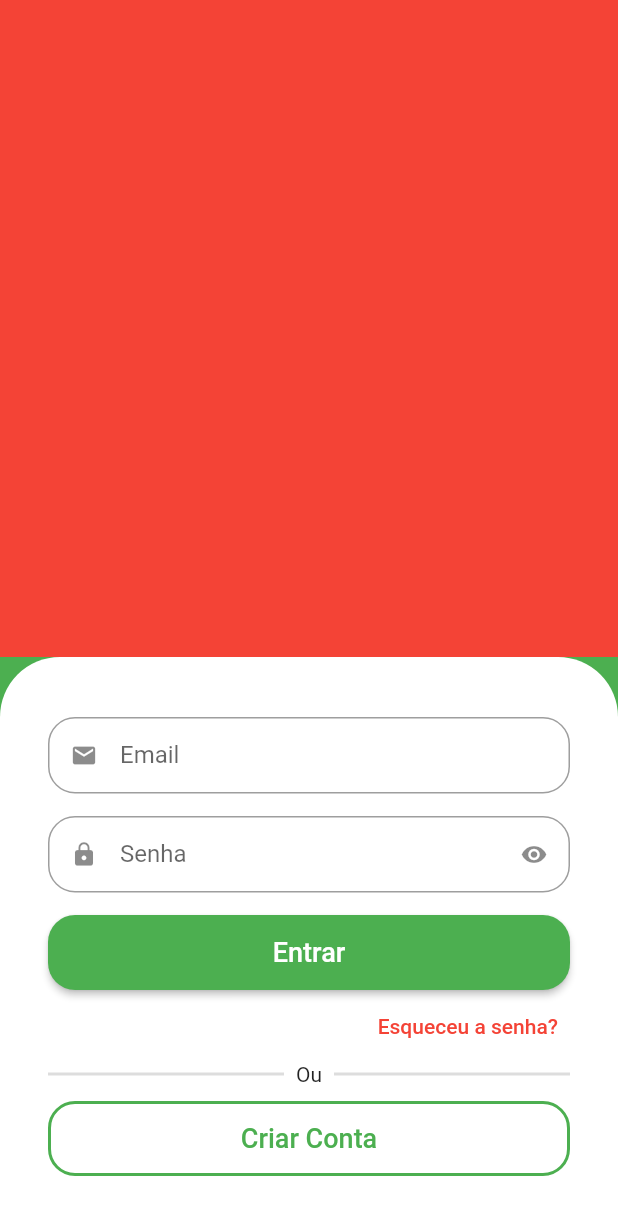
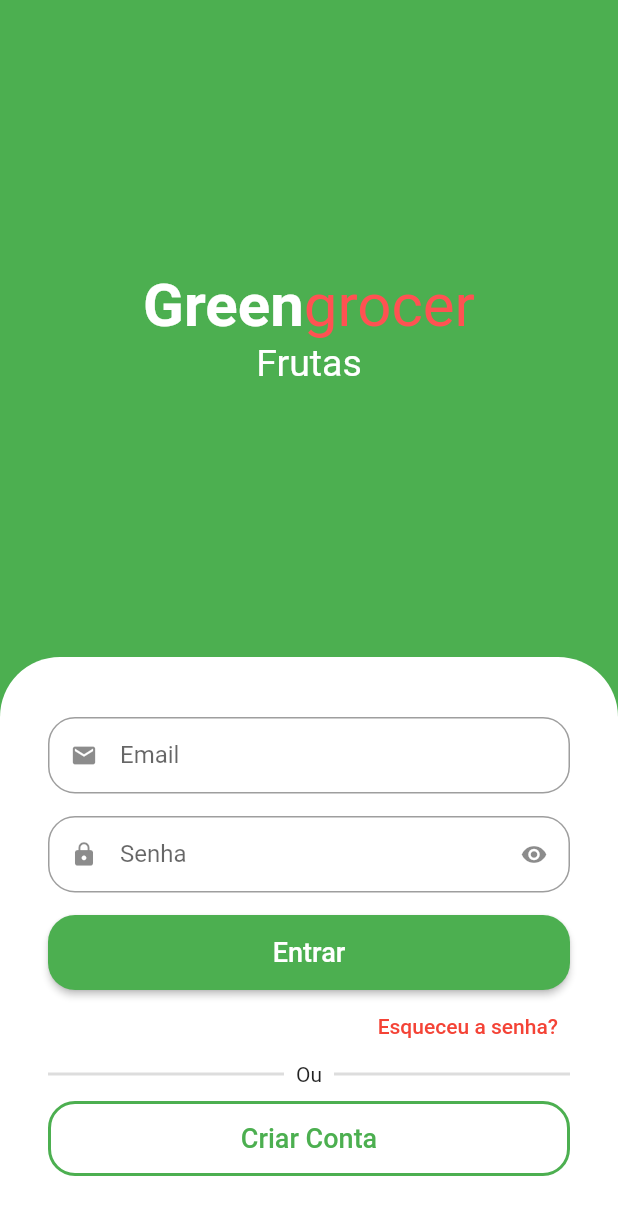
Before and after one commit to eduardotsilva/app_verdureiro, a Flutter app: the screen it shows after launch, on a phone screen of 412 x 824 dp. Shown: the top 1215 px of the screen. Run offline on Flutter 3.47's test engine with Material 2 defaults, Android fonts, the phone set to English and light mode, and no system bars; drawn by our look-alikes of animated_text_kit.

Commit message:
Adicionando o nome do app e animação das categorias

```diff
--- a/lib/src/auth/sign_in_screen.dart
+++ b/lib/src/auth/sign_in_screen.dart
@@ -1,3 +1,4 @@
+import 'package:animated_text_kit/animated_text_kit.dart';
 import 'package:flutter/material.dart';
 import 'package:verdureiro/src/auth/components/custom_text_field.dart';
 
@@ -11,12 +12,51 @@ class SignInScreen extends StatelessWidget {
       body: Column(
         children: [
           Expanded(
-            child: Container(
-              decoration: const BoxDecoration(
-                color: Colors.red,
-              ),
+            child: Column(
+              mainAxisAlignment: MainAxisAlignment.center,
+              children: [
+                //Nome do app
+                const Text.rich(
+                  TextSpan(
+                    style: TextStyle(
+                      fontSize: 40,
+                    ),
+                    children: [
+                      TextSpan(
+                        text: 'Green',
+                        style: TextStyle(
+                            color: Colors.white, fontWeight: FontWeight.bold),
+                      ),
+                      TextSpan(
+                        text: 'grocer',
+                        style: TextStyle(color: Colors.redAccent),
+                      ),
+                    ],
+                  ),
+                ),
+
+                //Categorias abaixo nome do app
+                SizedBox(
+                  height: 30,
+                  child: DefaultTextStyle(
+                    style: const TextStyle(fontSize: 25),
+                    child: AnimatedTextKit(
+                      pause: Duration.zero,
+                      repeatForever: true,
+                      animatedTexts: [
+                        FadeAnimatedText('Frutas'),
+                        FadeAnimatedText('Verduras'),
+                        FadeAnimatedText('Carnes'),
+                        FadeAnimatedText('Laticíneos'),
+                      ],
+                    ),
+                  ),
+                )
+              ],
             ),
           ),
+
+          //Formulario
           Container(
             padding: const EdgeInsets.symmetric(horizontal: 32, vertical: 40),
             decoration: const BoxDecoration(
@@ -94,9 +134,11 @@ class SignInScreen extends StatelessWidget {
                   height: 50,
                   child: OutlinedButton(
                     style: OutlinedButton.styleFrom(
-                        side: const BorderSide(width: 2, color: Colors.green),
-                        shape: RoundedRectangleBorder(
-                            borderRadius: BorderRadius.circular(18))),
+                      side: const BorderSide(width: 2, color: Colors.green),
+                      shape: RoundedRectangleBorder(
+                        borderRadius: BorderRadius.circular(18),
+                      ),
+                    ),
                     onPressed: () {},
                     child: const Text('Criar Conta',
                         style: TextStyle(fontSize: 18)),
--- a/pubspec.yaml
+++ b/pubspec.yaml
@@ -35,6 +35,7 @@ dependencies:
   # The following adds the Cupertino Icons font to your application.
   # Use with the CupertinoIcons class for iOS style icons.
   cupertino_icons: ^1.0.2
+  animated_text_kit: ^4.2.2
 
 dev_dependencies:
   flutter_test:
```
Also changed, not shown: pubspec.lock.
